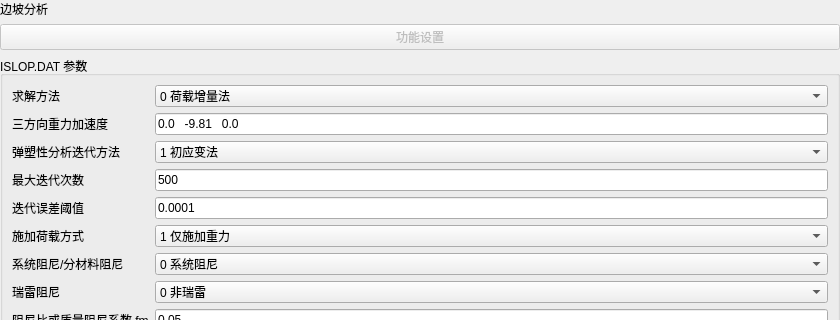
Before: the Qt Designer form plugins/Base_Slover/SlopeStabilityWidget.ui in asd977/base_cae, drawn with Qt 5; both pictures show x 0 to 840 and y 0 to 320 of the 840 by 1200 pixel window.
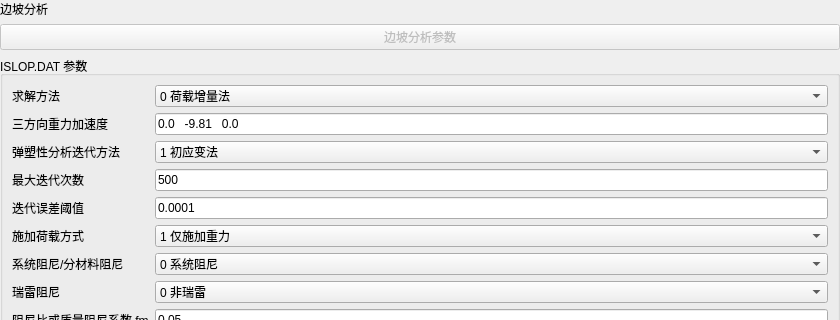
After: the same form once the commit is applied.

```diff
--- a/plugins/Base_Slover/SlopeStabilityWidget.ui
+++ b/plugins/Base_Slover/SlopeStabilityWidget.ui
@@ -18,8 +18,8 @@
    <property name="topMargin"><number>0</number></property>
    <property name="rightMargin"><number>0</number></property>
    <property name="bottomMargin"><number>0</number></property>
-   <item><widget class="QLabel" name="titleLabel"><property name="text"><string>边坡分析</string></property></widget></item>
-   <item><widget class="QPushButton" name="sectionTitleButton"><property name="enabled"><bool>false</bool></property><property name="text"><string>功能设置</string></property></widget></item>
+   <item><widget class="QLabel" name="pageNameLabel"><property name="text"><string>边坡分析</string></property></widget></item>
+   <item><widget class="QPushButton" name="sectionTitleButton"><property name="enabled"><bool>false</bool></property><property name="text"><string>边坡分析参数</string></property></widget></item>
    <item>
     <widget class="QGroupBox" name="islopGroup">
      <property name="title"><string>ISLOP.DAT 参数</string></property>
```
Left out of the diff: 6 changed lines with no effect on the pictures.
